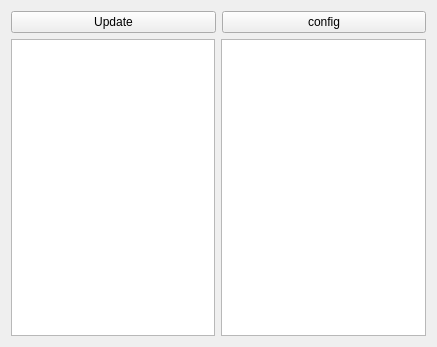
Old version of the form mainwindow.ui in the repository IJHack/QtPass.
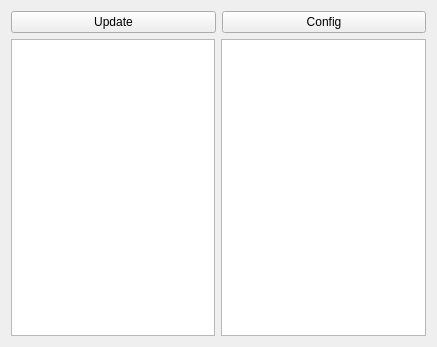
New version of the form.

```diff
--- a/mainwindow.ui
+++ b/mainwindow.ui
@@ -27,7 +27,7 @@
       <item>
        <widget class="QPushButton" name="pushButton_2">
         <property name="text">
-         <string>config</string>
+         <string>Config</string>
         </property>
        </widget>
       </item>
```
Left out of the diff: 4 changed lines with no effect on the pictures.
